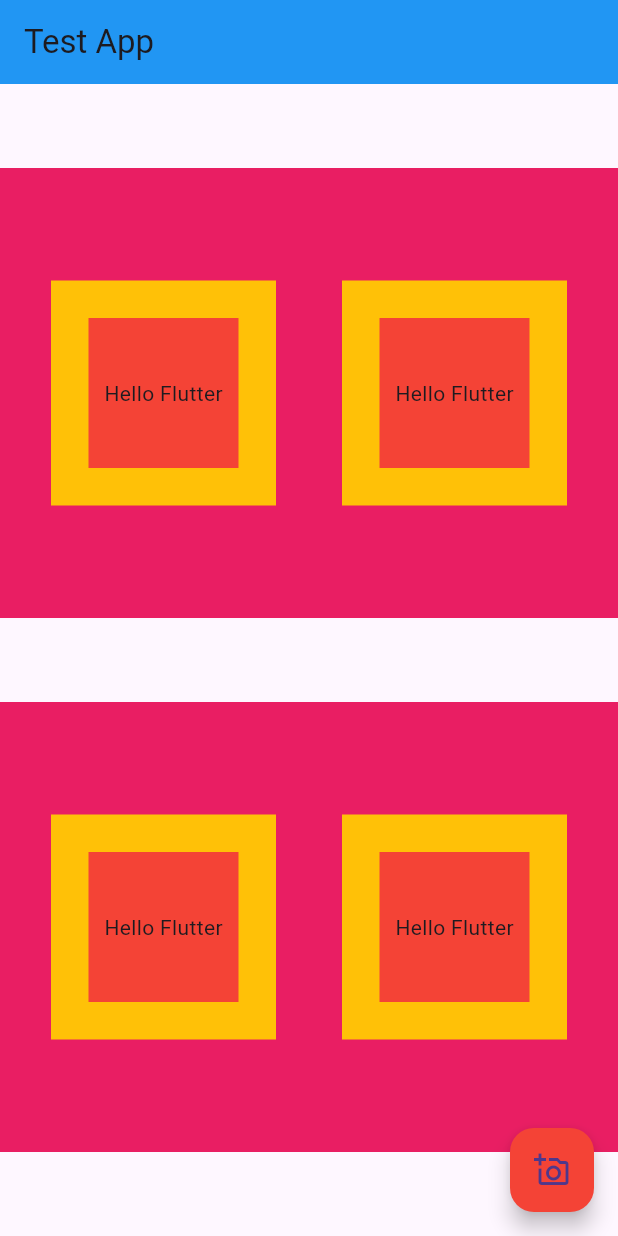
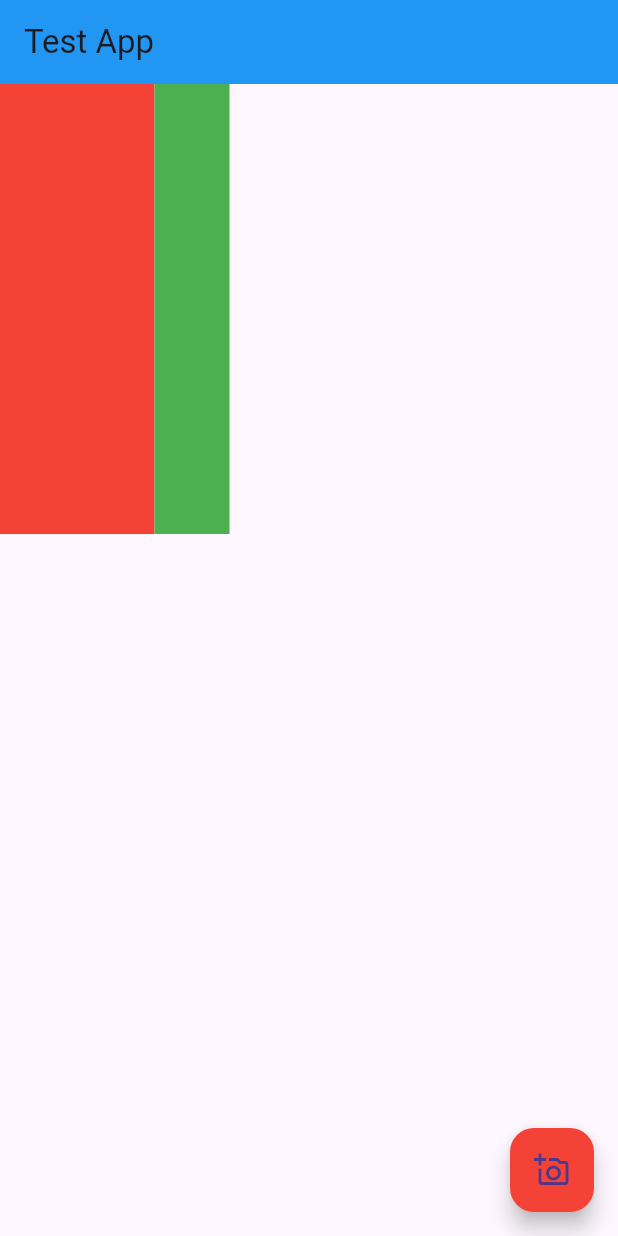
Before and after one commit to brkgncr/Flutter-Test, a Flutter app: the screen it shows after launch, on a phone screen of 412 x 824 dp. Run offline on Flutter 3.47's test engine with Material 3 defaults, Android fonts, the phone set to English and light mode, and no system bars.

Commit message:
Examples 3

```diff
--- a/lib/main.dart
+++ b/lib/main.dart
@@ -31,7 +31,28 @@ class TestApp extends StatelessWidget{
           title: const Text("Test App"),
         ),
 
-        body: myMainColumn(myPinkContainer),
+        body: Row(
+          crossAxisAlignment: CrossAxisAlignment.start,
+          children: [
+            Flexible(
+              flex: 1,
+              fit: FlexFit.tight,
+              child: Container(
+                color: Colors.red,
+                width: 50,
+                height: 300,
+              ),
+            ),
+              Flexible(
+                flex: 3,
+                child: Container(
+                  color: Colors.green,
+                  width: 50,
+                  height: 300,
+              ),
+            ),
+          ],
+        ),
 
         floatingActionButton: FloatingActionButton(
           onPressed: () {
@@ -43,6 +64,34 @@ class TestApp extends StatelessWidget{
       )
 
     );
+  }
+
+  List<Widget> get expandedAnlatimi {
+    return [
+          Expanded(
+            flex: 4,
+            child: Container(
+              height: 150,
+              color: Colors.red,
+            ),
+          ),
+            Expanded(
+              flex: 1,
+              child: Container(
+                width: 300,
+                height: 150,
+                color: Colors.yellow,
+              ),
+            ),
+            Expanded(
+              flex: 4,
+              child: Container(
+                width: 50,
+                height: 150,
+                color: Colors.pink,
+              ),
+            ),
+        ];
   }
 
   Column myMainColumn(Container myPinkContainer) {
```
